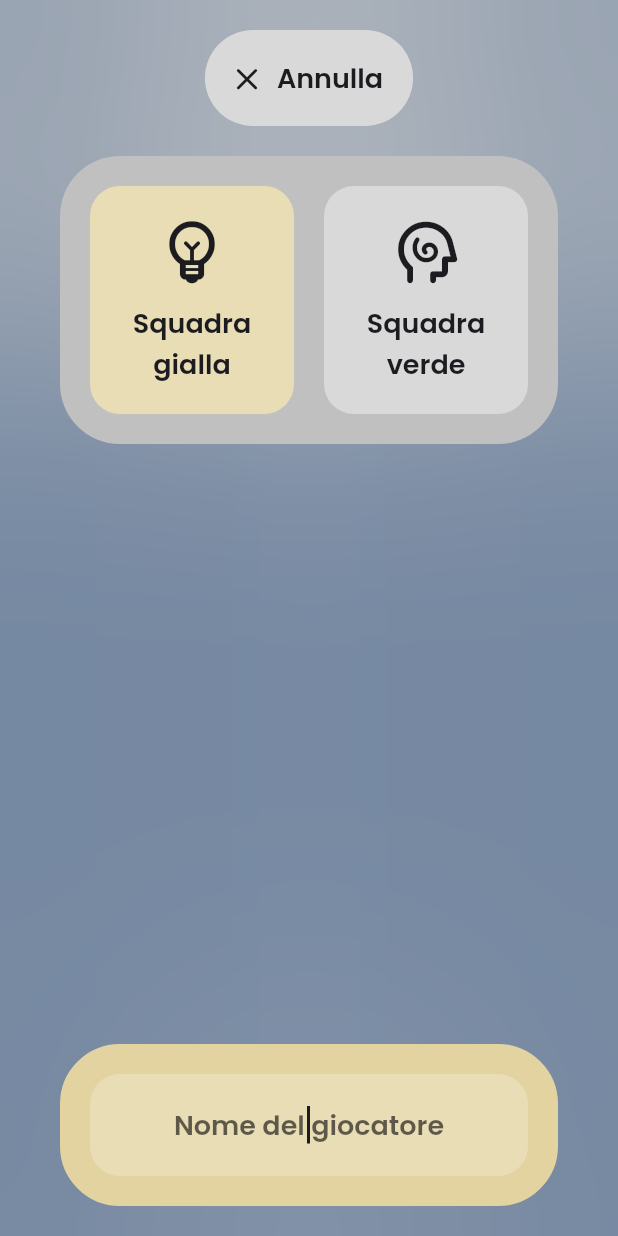
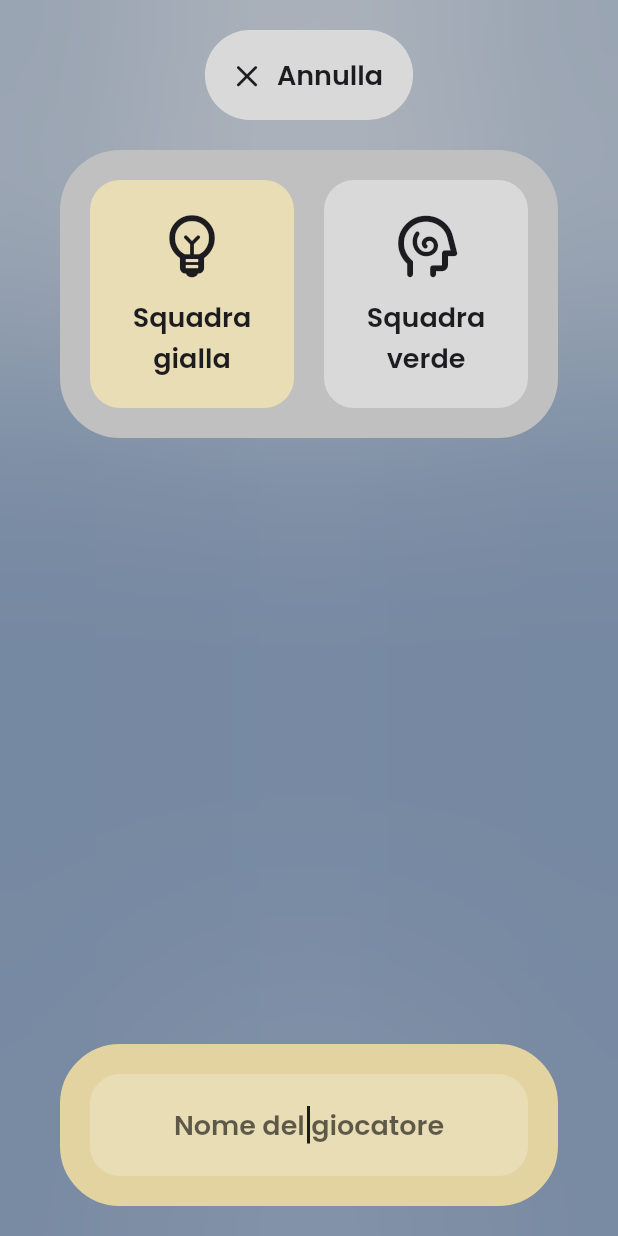
Before and after one commit to paologiua/complicity_game, a Flutter app: the TeamSelectorScreen screen opened by its route, after a tap on an icon or button, on a phone screen of 412 x 824 dp. Run offline on Flutter 3.47's test engine with Material 2 defaults, Android fonts, the phone set to English and light mode, and no system bars; our stand-ins replace flutter_keyboard_visibility, flutter_svg; generated files the repository leaves out were written again; project files that could hold a hidden picture were left out.

Commit message:
Changed default CustomFloatingButton size

```diff
--- a/lib/widgets/custom_floating_button.dart
+++ b/lib/widgets/custom_floating_button.dart
@@ -11,7 +11,7 @@ class CustomFloatingButton extends StatefulWidget {
     this.icon,
     this.color,
     this.text,
-    this.size = 56.0,
+    this.size = 60.0,
   });
 
   final Object? heroTag;
--- a/lib/widgets/player_editor_foreground.dart
+++ b/lib/widgets/player_editor_foreground.dart
@@ -79,7 +79,6 @@ class _PlayerEditorForegroundState extends State<PlayerEditorForeground> {
                     : widget.onCancel,
                 icon: IconsConstants.close,
                 text: _player.key != null ? "Elimina" : "Annulla",
-                size: 64.0,
               ),
               const SizedBox(height: ThemeConstants.defaultPadding),
               TeamSwitch(
```
